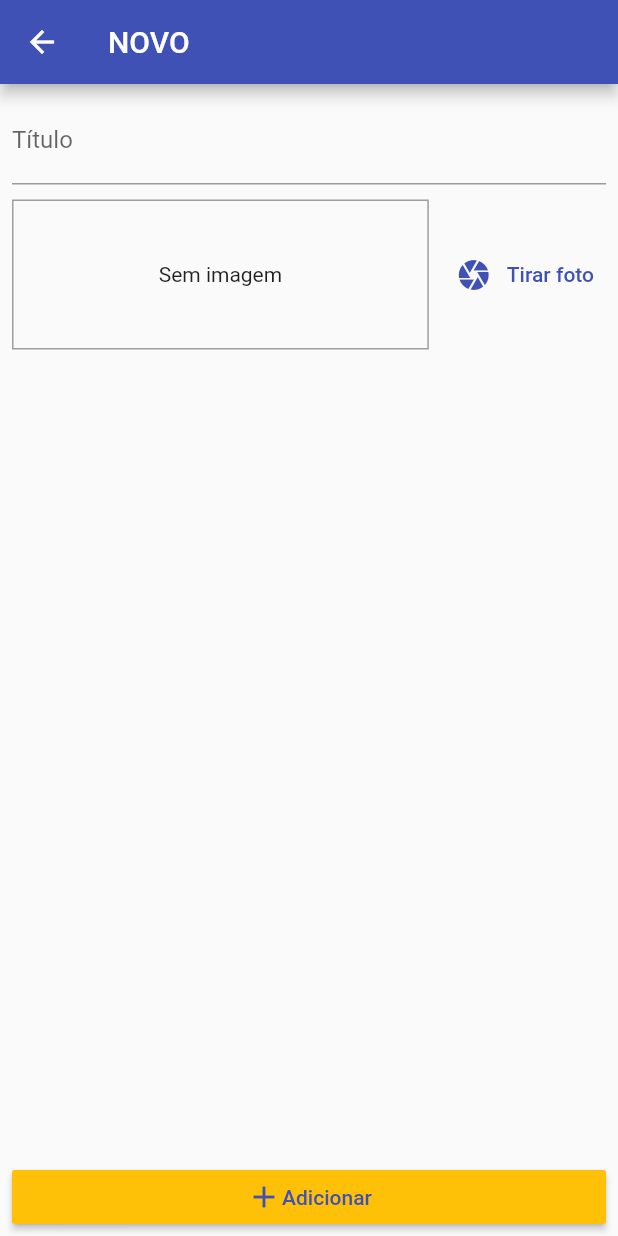
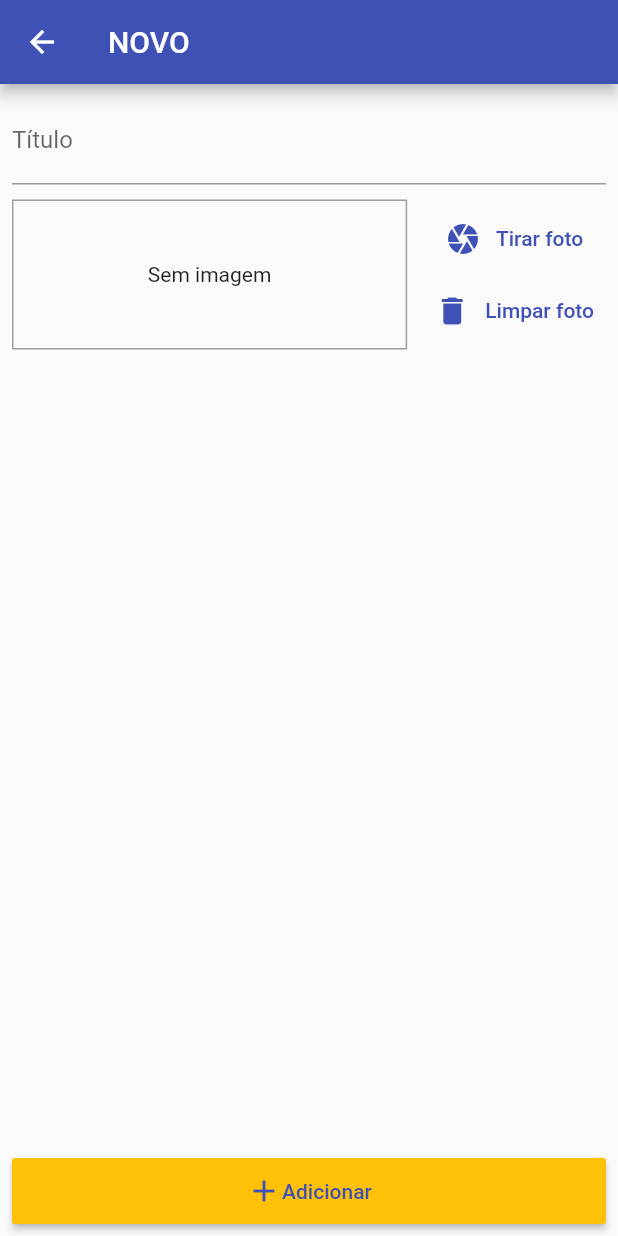
Before and after one commit to icarodavi/places, a Flutter app: the PlaceFormScreen screen opened by its route, after a tap on "Adicionar", on a phone screen of 412 x 824 dp. Run offline on Flutter 3.47's test engine with Material 2 defaults, Android fonts, the phone set to English and light mode, and no system bars; our stand-ins replace image_picker.

Commit message:
Using camera to add picture to GreatPLaceList

```diff
--- a/lib/screen/place_form_screen.dart
+++ b/lib/screen/place_form_screen.dart
@@ -1,5 +1,9 @@
+import 'dart:io';
+
 import 'package:flutter/material.dart';
+import 'package:places/providers/great_places.dart';
 import 'package:places/widgets/image_input.dart';
+import 'package:provider/provider.dart';
 
 class PlaceFormScreen extends StatefulWidget {
   const PlaceFormScreen({Key? key}) : super(key: key);
@@ -11,11 +15,22 @@ class PlaceFormScreen extends StatefulWidget {
 class _PlaceFormScreenState extends State<PlaceFormScreen> {
   final _formKey = GlobalKey<FormState>();
   final _formData = <String, Object>{};
+  final _titleController = TextEditingController();
+  File? _pickedImage;
 
-  void _submitForm() {}
+  void _selectImage(File pickedImage) {
+    _pickedImage = pickedImage;
+  }
+
+  void _submitForm() {
+    if (_titleController.text.isEmpty || _pickedImage == null) return;
+    Provider.of<GreatPlaces>(context, listen: false)
+        .addPlace(_titleController.text, _pickedImage as File);
+    Navigator.of(context).pop();
+  }
+
   @override
   Widget build(BuildContext context) {
-    final _titleController = TextEditingController();
     return Scaffold(
       appBar: AppBar(
         title: const Text('NOVO'),
@@ -40,7 +55,7 @@ class _PlaceFormScreenState extends State<PlaceFormScreen> {
                     const SizedBox(
                       height: 10,
                     ),
-                    const ImageInput(),
+                    ImageInput(_selectImage),
                   ],
                 ),
               ),
@@ -48,9 +63,12 @@ class _PlaceFormScreenState extends State<PlaceFormScreen> {
                 onPressed: _submitForm,
                 color: Theme.of(context).colorScheme.secondary,
                 textColor: Theme.of(context).colorScheme.primary,
-                child: Row(
-                  mainAxisAlignment: MainAxisAlignment.center,
-                  children: const [Icon(Icons.add), Text('Adicionar')],
+                child: Padding(
+                  padding: const EdgeInsets.all(10),
+                  child: Row(
+                    mainAxisAlignment: MainAxisAlignment.center,
+                    children: const [Icon(Icons.add), Text('Adicionar')],
+                  ),
                 ),
                 materialTapTargetSize: MaterialTapTargetSize.shrinkWrap,
               ),
--- a/lib/widgets/image_input.dart
+++ b/lib/widgets/image_input.dart
@@ -2,9 +2,12 @@ import 'dart:io';
 
 import 'package:flutter/material.dart';
 import 'package:image_picker/image_picker.dart';
+import 'package:path/path.dart' as path;
+import 'package:path_provider/path_provider.dart' as syspath;
 
 class ImageInput extends StatefulWidget {
-  const ImageInput({Key? key}) : super(key: key);
+  const ImageInput(this.onSelectedImage, {Key? key}) : super(key: key);
+  final Function onSelectedImage;
 
   @override
   State<ImageInput> createState() => _ImageInputState();
@@ -23,6 +26,19 @@ class _ImageInputState extends State<ImageInput> {
 
     setState(() {
       _storedImage = File(imageFile.path);
+    });
+
+    final appDir = await syspath.getApplicationDocumentsDirectory();
+    String fileName = path.basename(_storedImage!.path);
+    final savedImage = await _storedImage!.copy(
+      '${appDir.path}/$fileName',
+    );
+    widget.onSelectedImage(savedImage);
+  }
+
+  _cleanPicture() {
+    setState(() {
+      _storedImage = null;
     });
   }
 
@@ -49,6 +65,8 @@ class _ImageInputState extends State<ImageInput> {
           ),
         ),
         const SizedBox(width: 10),
+        Column(
+          children: [
             TextButton(
               onPressed: _takePicture,
               child: Row(
@@ -57,7 +75,21 @@ class _ImageInputState extends State<ImageInput> {
                   SizedBox(width: 10),
                   Text('Tirar foto'),
                 ],
-            ))
+              ),
+            ),
+            // const SizedBox(width: 10),
+            TextButton(
+              onPressed: _cleanPicture,
+              child: Row(
+                children: const [
+                  Icon(Icons.delete),
+                  SizedBox(width: 10),
+                  Text('Limpar foto'),
+                ],
+              ),
+            ),
+          ],
+        ),
       ],
     );
   }
--- a/pubspec.yaml
+++ b/pubspec.yaml
@@ -36,6 +36,8 @@ dependencies:
   cupertino_icons: ^1.0.2
   provider: ^6.0.2
   image_picker: ^0.8.5+3
+  path_provider: ^2.0.10
+  path: ^1.8.1
 
 dev_dependencies:
   flutter_test:
```
Also changed, not shown: lib/main.dart (+8 -1 lines), lib/providers/great_places.dart (+14 -0 lines), pubspec.lock. Lines whose indentation alone changed are shown as unchanged.
